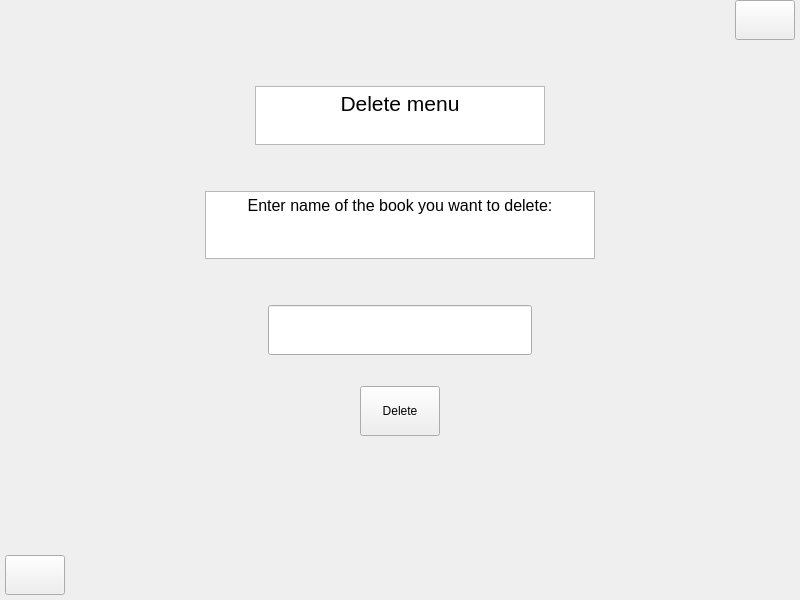
Above: Project/del.ui from AminNaghiyan/uiap92_project before the change. Below: the same form after it.
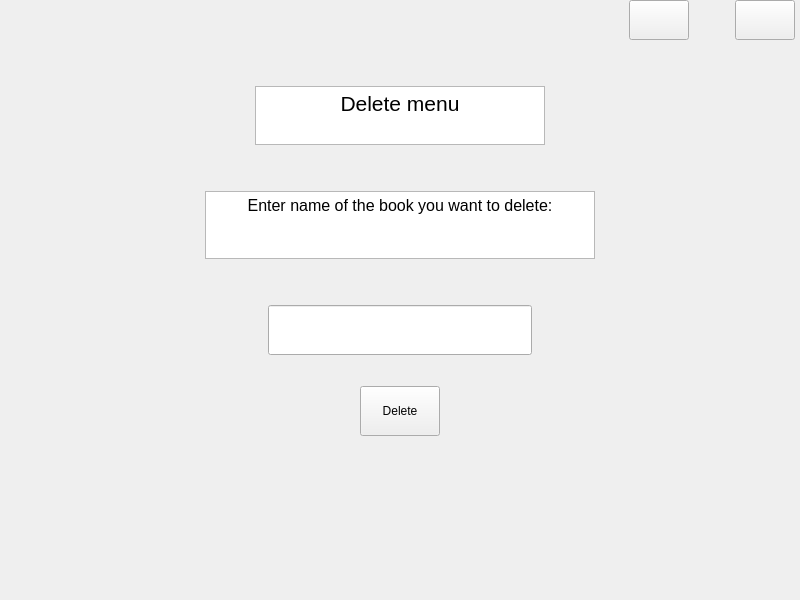
That is the form after the change. Icons and pictures are not drawn.

```diff
--- a/Project/del.ui
+++ b/Project/del.ui
@@ -52,6 +52,57 @@
          </property>
         </spacer>
        </item>
+       <item>
+        <widget class="QPushButton" name="pushButton_2">
+         <property name="sizePolicy">
+          <sizepolicy hsizetype="Fixed" vsizetype="Fixed">
+           <horstretch>0</horstretch>
+           <verstretch>0</verstretch>
+          </sizepolicy>
+         </property>
+         <property name="minimumSize">
+          <size>
+           <width>60</width>
+           <height>40</height>
+          </size>
+         </property>
+         <property name="maximumSize">
+          <size>
+           <width>60</width>
+           <height>40</height>
+          </size>
+         </property>
+         <property name="text">
+          <string/>
+         </property>
+         <property name="icon">
+          <iconset resource="resource.qrc">
+           <normaloff>:/icons/back.png</normaloff>:/icons/back.png</iconset>
+         </property>
+         <property name="iconSize">
+          <size>
+           <width>50</width>
+           <height>50</height>
+          </size>
+         </property>
+        </widget>
+       </item>
+       <item>
+        <spacer name="horizontalSpacer_11">
+         <property name="orientation">
+          <enum>Qt::Horizontal</enum>
+         </property>
+         <property name="sizeType">
+          <enum>QSizePolicy::Fixed</enum>
+         </property>
+         <property name="sizeHint" stdset="0">
+          <size>
+           <width>40</width>
+           <height>20</height>
+          </size>
+         </property>
+        </spacer>
+       </item>
        <item>
         <widget class="QPushButton" name="pushButton">
          <property name="sizePolicy">
@@ -402,54 +453,6 @@
        <property name="topMargin">
         <number>0</number>
        </property>
-       <item>
-        <widget class="QPushButton" name="pushButton_2">
-         <property name="sizePolicy">
-          <sizepolicy hsizetype="Fixed" vsizetype="Fixed">
-           <horstretch>0</horstretch>
-           <verstretch>0</verstretch>
-          </sizepolicy>
-         </property>
-         <property name="minimumSize">
-          <size>
-           <width>60</width>
-           <height>40</height>
-          </size>
-         </property>
-         <property name="maximumSize">
-          <size>
-           <width>60</width>
-           <height>40</height>
-          </size>
-         </property>
-         <property name="text">
-          <string/>
-         </property>
-         <property name="icon">
-          <iconset resource="resource.qrc">
-           <normaloff>:/icons/back.png</normaloff>:/icons/back.png</iconset>
-         </property>
-         <property name="iconSize">
-          <size>
-           <width>50</width>
-           <height>50</height>
-          </size>
-         </property>
-        </widget>
-       </item>
-       <item>
-        <spacer name="horizontalSpacer_8">
-         <property name="orientation">
-          <enum>Qt::Horizontal</enum>
-         </property>
-         <property name="sizeHint" stdset="0">
-          <size>
-           <width>40</width>
-           <height>20</height>
-          </size>
-         </property>
-        </spacer>
-       </item>
       </layout>
      </item>
     </layout>
```
